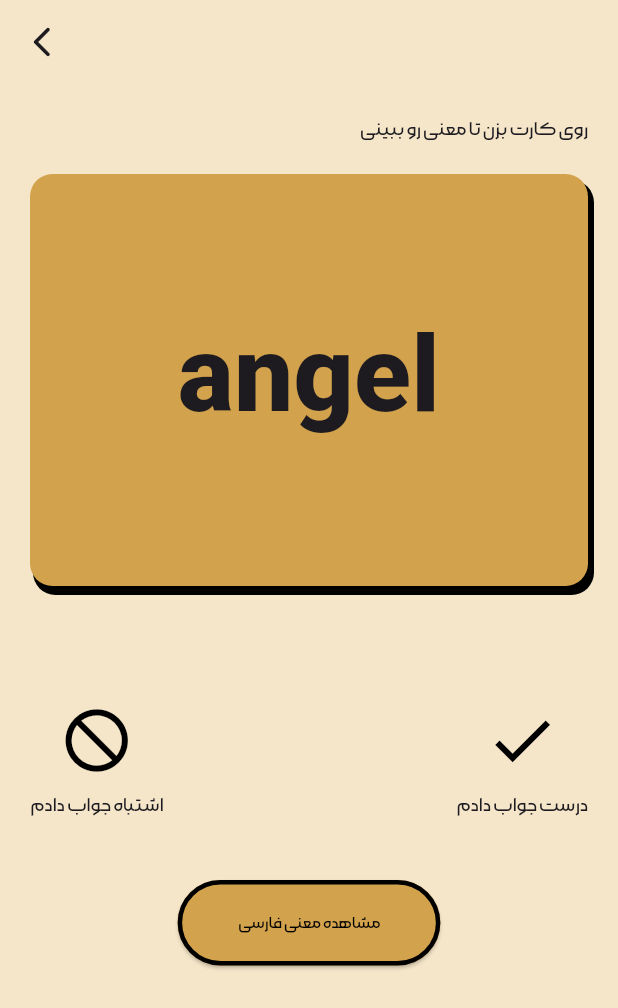
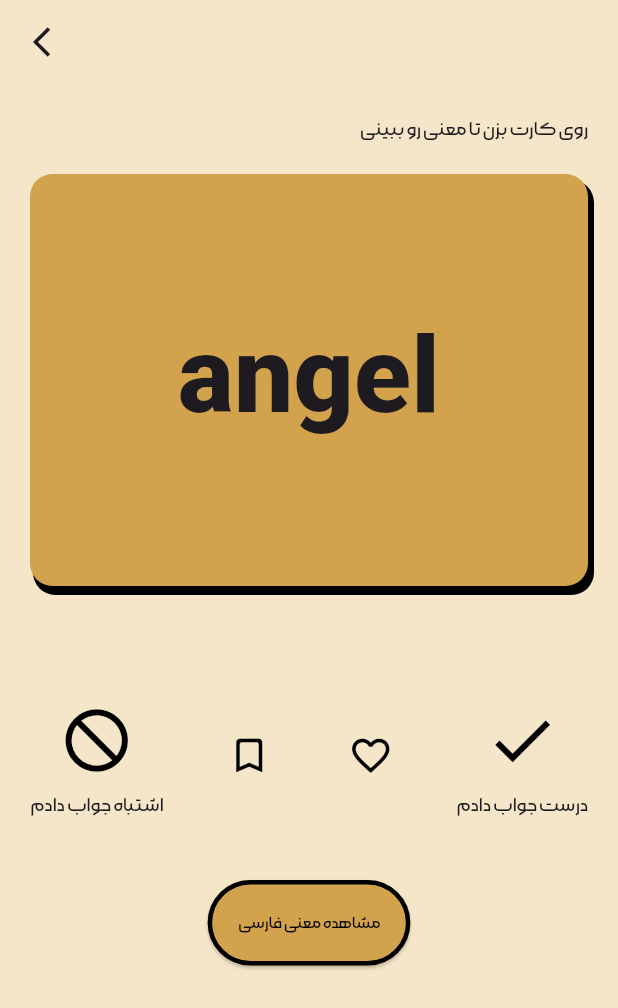
Before and after one commit to mahdi-dfr/english_learning_app, a Flutter app: the HomeScreen screen opened by its route, after a tap on the "play arrow" icon, on a phone screen of 412 x 824 dp. Shown: the top 1008 px of the screen. Run offline on Flutter 3.47's test engine with Material 3 defaults, Android fonts, the light colour scheme and no system bars; our stand-ins replace flutter_card_swiper, flutter_svg, get, syncfusion_flutter_charts.

Commit message:
[FEAT] add favorite and bookmark screen

```diff
--- a/lib/core/resource/app_bindiings.dart
+++ b/lib/core/resource/app_bindiings.dart
@@ -1,10 +1,14 @@
 import 'package:get/get.dart';
 import 'package:vaje_yar/feature/auth/presentation/controller/auth_controller.dart';
+import 'package:vaje_yar/feature/home/presentation/controller/exam_controller.dart';
+import 'package:vaje_yar/feature/menu/presentation/controller/book_mark_controller.dart';
 
 class AppBindings implements Bindings{
   @override
   void dependencies() {
     Get.lazyPut(()=> AuthController());
+    Get.lazyPut(()=> ExamController(), fenix: true);
+    Get.lazyPut(()=> BookMarkController(), fenix: true);
   }
 
 }
--- a/lib/core/resource/route_helper.dart
+++ b/lib/core/resource/route_helper.dart
@@ -1,22 +1,35 @@
 import 'package:get/get.dart';
 import 'package:vaje_yar/feature/auth/presentation/screen/auth_screen.dart';
 import 'package:vaje_yar/feature/home/presentation/screen/exam_screen.dart';
+import 'package:vaje_yar/feature/menu/presentation/screen/bookmark_screen.dart';
+import 'package:vaje_yar/feature/menu/presentation/screen/favorite_screen.dart';
 
 import '../../feature/home/presentation/screen/home_screen.dart';
 
-class RouteHelper{
+class RouteHelper {
   RouteHelper._();
+
   static const String _auth = '/auth';
   static const String _home = '/home';
   static const String _exam = '/exam';
+  static const String _favorite = '/favorite';
+  static const String _bookMark = '/bookmark';
 
   static String get auth => _auth;
+
   static String get home => _home;
+
   static String get exam => _exam;
 
+  static String get bookMark => _bookMark;
+
+  static String get favorite => _favorite;
+
   static List<GetPage<dynamic>> pages = [
-    GetPage(name: auth, page: ()=> AuthScreen()),
-    GetPage(name: home, page: ()=> const HomeScreen()),
-    GetPage(name: exam, page: ()=> ExamScreen()),
+    GetPage(name: auth, page: () => AuthScreen()),
+    GetPage(name: home, page: () => const HomeScreen()),
+    GetPage(name: exam, page: () => ExamScreen()),
+    GetPage(name: favorite, page: () => FavoriteScreen()),
+    GetPage(name: bookMark, page: () => BookmarkScreen()),
   ];
 }
--- /dev/null
+++ b/lib/core/utils/constants.dart
@@ -0,0 +1,5 @@
+class AppConstants {
+  AppConstants._();
+
+  static double borderRadius = 15;
+}
--- /dev/null
+++ b/lib/core/widget/like_bookmark_widget.dart
@@ -0,0 +1,50 @@
+import 'package:flutter/material.dart';
+
+class LikeWidget extends StatelessWidget {
+  const LikeWidget({super.key, required this.state, required this.onPressed});
+
+  final bool state;
+  final Function() onPressed;
+
+  @override
+  Widget build(BuildContext context) {
+    return IconButton(
+        onPressed: onPressed,
+        icon: state
+            ? const Icon(
+          Icons.favorite,
+          size: 30,
+          color: Colors.black,
+        )
+            : const Icon(
+          Icons.favorite_border,
+          size: 30,
+          color: Colors.black,
+        ));
+  }
+}
+
+
+class BookMarkWidget extends StatelessWidget {
+  const BookMarkWidget({super.key, required this.state, required this.onPressed});
+
+  final bool state;
+  final Function() onPressed;
+
+  @override
+  Widget build(BuildContext context) {
+    return IconButton(
+        onPressed: onPressed,
+        icon: state
+            ? const Icon(
+          Icons.bookmark,
+          size: 30,
+          color: Colors.black,
+        )
+            : const Icon(
+          Icons.bookmark_border_rounded,
+          size: 30,
+          color: Colors.black,
+        ));
+  }
+}
--- /dev/null
+++ b/lib/feature/home/presentation/controller/exam_controller.dart
@@ -0,0 +1,14 @@
+import 'package:get/get.dart';
+
+class ExamController extends GetxController {
+  var isLiked = false.obs;
+  var isBookMarked = false.obs;
+
+  changeFavoriteState() {
+    isLiked.toggle();
+  }
+
+  changeBookMarkState() {
+    isBookMarked.toggle();
+  }
+}
--- a/lib/feature/home/presentation/screen/exam_screen.dart
+++ b/lib/feature/home/presentation/screen/exam_screen.dart
@@ -1,25 +1,24 @@
 import 'package:flutter/material.dart';
 import 'package:flutter/services.dart';
 import 'package:get/get.dart';
+import 'package:vaje_yar/core/widget/like_bookmark_widget.dart';
+import 'package:vaje_yar/feature/home/presentation/controller/exam_controller.dart';
 
 import '../../../../core/utils/colors.dart';
+import '../widget/show_farsi_meanuing_button.dart';
 import '../widget/flip_card.dart';
 
 class ExamScreen extends StatelessWidget {
-  const ExamScreen({super.key});
+  ExamScreen({super.key});
+
+  final _controller = Get.find<ExamController>();
 
   @override
   Widget build(BuildContext context) {
     SystemChrome.setSystemUIOverlayStyle(SystemUiOverlayStyle(statusBarColor: AppColors.backgroundColor));
 
-    var width = MediaQuery.sizeOf(context).width;
-    var height = MediaQuery.sizeOf(context).height;
-
     return Scaffold(
-      appBar: AppBar(
-        backgroundColor: AppColors.backgroundColor,
-        leading: IconButton(onPressed: () => Get.back(), icon: const Icon(Icons.arrow_back_ios_new_rounded)),
-      ),
+      appBar: AppBar(leading: IconButton(onPressed: ()=> Get.back(), icon: const Icon(Icons.arrow_back_ios_outlined)),),
       body: SafeArea(
         child: Container(
           margin: const EdgeInsets.symmetric(horizontal: 20),
@@ -33,7 +32,9 @@ class ExamScreen extends StatelessWidget {
               const SizedBox(
                 height: 20,
               ),
-              const FlipCard(),
+              AnimatedSwitcher(duration: Duration(milliseconds: 500),
+
+              child: const FlipCard(key: ValueKey('1'),)),
               const SizedBox(
                 height: 70,
               ),
@@ -52,6 +53,12 @@ class ExamScreen extends StatelessWidget {
                       const Text('اشتباه جواب دادم')
                     ],
                   ),
+                  Obx(() {
+                    return BookMarkWidget(state: _controller.isBookMarked.value, onPressed:()=> _controller.changeBookMarkState());
+                  }),
+                  Obx(() {
+                    return LikeWidget(state: _controller.isLiked.value, onPressed:()=> _controller.changeFavoriteState());
+                  }),
                   Column(
                     children: [
                       IconButton(
@@ -69,26 +76,7 @@ class ExamScreen extends StatelessWidget {
               const SizedBox(
                 height: 40,
               ),
-              Center(
-                child: ElevatedButton(
-                    onPressed: () {},
-                    style: ElevatedButton.styleFrom(
-                      padding: const EdgeInsets.symmetric(horizontal: 40, vertical: 20),
-                      backgroundColor: AppColors.foregroundColor,
-                      shape: RoundedRectangleBorder(
-                        borderRadius: BorderRadius.circular(100),
-                        side: const BorderSide(color: Colors.black, width: 3), // Retro border
-                      ),
-                    ),
-                    child: const Text(
-                      'مشاهده معنی فارسی',
-                      style: TextStyle(
-                        fontSize: 12,
-                        color: Colors.black,
-                        letterSpacing: 2,
-                      ),
-                    )),
-              )
+              const ShowFarsiMeaningButton()
             ],
           ),
         ),
--- a/lib/feature/home/presentation/widget/flip_card.dart
+++ b/lib/feature/home/presentation/widget/flip_card.dart
@@ -110,7 +110,7 @@ class _FlipCardState extends State<FlipCard> with SingleTickerProviderStateMixin
               )
             ]),
         alignment: Alignment.center,
-        child: Padding(
+        child: const Padding(
           padding: EdgeInsets.symmetric(horizontal: 25),
           child: Text(
             'a spiritual being believed to act as an attendant, agent, or messenger of God, conventionally represented in human form with wings and a long robe.',
--- a/lib/feature/home/presentation/widget/main_menu.dart
+++ b/lib/feature/home/presentation/widget/main_menu.dart
@@ -1,5 +1,8 @@
 import 'package:flutter/material.dart';
+import 'package:get/get.dart';
+import 'package:vaje_yar/core/resource/route_helper.dart';
 import 'package:vaje_yar/core/utils/colors.dart';
+import 'package:vaje_yar/feature/menu/presentation/screen/bookmark_screen.dart';
 import 'package:vaje_yar/main.dart';
 
 class MainMenuWidget extends StatefulWidget {
@@ -64,31 +67,31 @@ class _MainMenuWidgetState extends State<MainMenuWidget> with SingleTickerProvid
             // مربع‌های سمت چپ
             SlideTransition(
               position: _leftAnimation,
-              child: const Align(
+              child: Align(
                 alignment: Alignment.topLeft,
-                child: MenuItem(title: 'مورد علاقه', icon: Icons.favorite_border,),
+                child: MenuItem(title: 'مورد علاقه', icon: Icons.favorite_border, onPressed: () { Get.toNamed(RouteHelper.favorite); },),
               ),
             ),
             SlideTransition(
               position: _leftAnimation,
-              child: const Align(
+              child: Align(
                 alignment: Alignment.bottomLeft,
-                child: MenuItem(title: 'دسته بندی', icon: Icons.category,),
+                child: MenuItem(title: 'دسته بندی', icon: Icons.category, onPressed: () {  },),
               ),
             ),
             // مربع‌های سمت راست
             SlideTransition(
               position: _rightAnimation,
-              child: const Align(
+              child: Align(
                 alignment: Alignment.topRight,
-                child: MenuItem(title: 'کلمات من', icon: Icons.title,),
+                child: MenuItem(title: 'کلمات من', icon: Icons.title, onPressed: () { Get.toNamed(RouteHelper.bookMark); },),
               ),
             ),
             SlideTransition(
               position: _rightAnimation,
-              child: const Align(
+              child: Align(
                 alignment: Alignment.bottomRight,
-                child: MenuItem(title: 'وضعیت', icon: Icons.stacked_bar_chart,),
+                child: MenuItem(title: 'وضعیت', icon: Icons.stacked_bar_chart, onPressed: () {  },),
               ),
             ),
           ],
@@ -100,14 +103,17 @@ class _MainMenuWidgetState extends State<MainMenuWidget> with SingleTickerProvid
 
 
 class MenuItem extends StatelessWidget {
-  const MenuItem({super.key, required this.title, required this.icon});
+  const MenuItem({super.key, required this.title, required this.icon, required this.onPressed});
 
   final String title;
   final IconData icon;
+  final Function() onPressed;
 
   @override
   Widget build(BuildContext context) {
-    return Container(
+    return GestureDetector(
+      onTap: onPressed,
+      child: Container(
         width: 140,
         height: 140,
         padding: const EdgeInsets.all(12),
@@ -132,6 +138,7 @@ class MenuItem extends StatelessWidget {
             Text(title, style: const TextStyle(fontSize: 18),)
           ],
         ),
+      ),
     );
   }
 }
--- /dev/null
+++ b/lib/feature/home/presentation/widget/show_farsi_meanuing_button.dart
@@ -0,0 +1,43 @@
+import 'package:flutter/material.dart';
+import 'package:get/get.dart';
+
+import '../../../../core/utils/colors.dart';
+
+class ShowFarsiMeaningButton extends StatelessWidget {
+  const ShowFarsiMeaningButton({super.key});
+
+  @override
+  Widget build(BuildContext context) {
+    return Center(
+      child: ElevatedButton(
+          onPressed: () {
+            Get.snackbar(
+              '',
+              '',
+              snackPosition: SnackPosition.BOTTOM,
+              maxWidth: 200,
+              titleText: const Text('فرشته',
+                  textAlign: TextAlign.center,
+                  style: TextStyle(fontWeight: FontWeight.bold, fontSize: 16)),
+              margin: const EdgeInsets.only(bottom: 10),
+            );
+          },
+          style: ElevatedButton.styleFrom(
+            padding: const EdgeInsets.symmetric(horizontal: 20, vertical: 20),
+            backgroundColor: AppColors.foregroundColor,
+            shape: RoundedRectangleBorder(
+              borderRadius: BorderRadius.circular(100),
+              side: const BorderSide(color: Colors.black, width: 3), // Retro border
+            ),
+          ),
+          child: const Text(
+            'مشاهده معنی فارسی',
+            style: TextStyle(
+              fontSize: 12,
+              color: Colors.black,
+              letterSpacing: 2,
+            ),
+          )),
+    );
+  }
+}
--- /dev/null
+++ b/lib/feature/menu/presentation/controller/book_mark_controller.dart
@@ -0,0 +1,14 @@
+import 'package:get/get.dart';
+
+class BookMarkController extends GetxController{
+  var isLiked = false.obs;
+  var isBookMarked = false.obs;
+
+  changeFavoriteState() {
+    isLiked.toggle();
+  }
+
+  changeBookMarkState() {
+    isBookMarked.toggle();
+  }
+}
--- a/lib/main.dart
+++ b/lib/main.dart
@@ -19,7 +19,10 @@ class MyApp extends StatelessWidget {
       initialRoute: RouteHelper.auth,
       initialBinding: AppBindings(),
       getPages: RouteHelper.pages,
-      theme: ThemeData(fontFamily: 'Moraba', scaffoldBackgroundColor: AppColors.backgroundColor),
+      theme: ThemeData(
+          fontFamily: 'Moraba',
+          scaffoldBackgroundColor: AppColors.backgroundColor,
+          appBarTheme: AppBarTheme(backgroundColor: AppColors.backgroundColor)),
     );
   }
 }
```
Also changed, not shown: lib/feature/menu/presentation/screen/bookmark_screen.dart (added, +80 -0 lines), lib/feature/menu/presentation/screen/favorite_screen.dart (added, +84 -0 lines), lib/feature/menu/presentation/widget/swiped_card_widget.dart (added, +76 -0 lines). Lines whose indentation alone changed are shown as unchanged.
